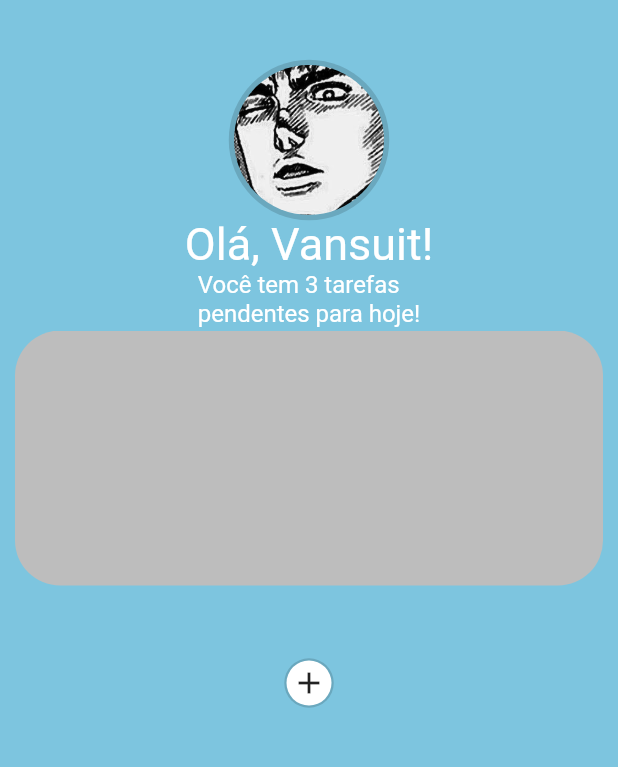
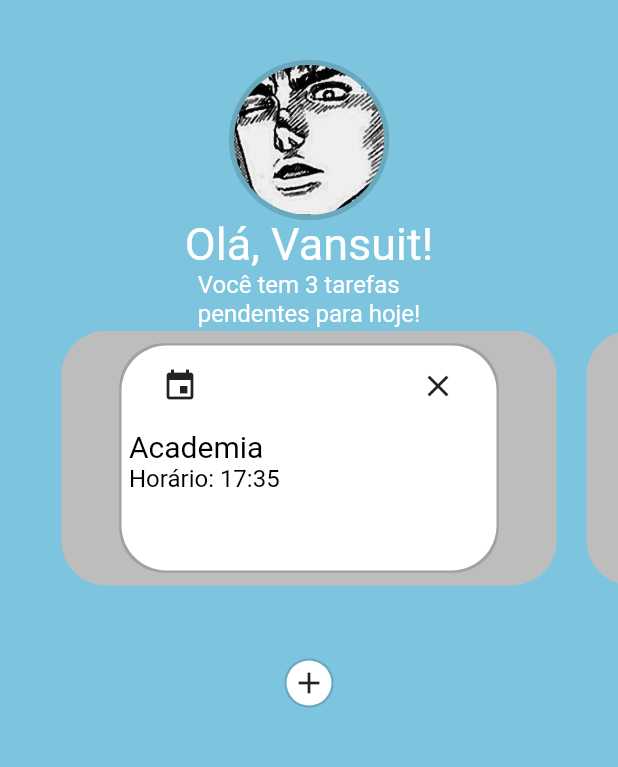
Before and after one commit to vaansuit/todo_app, a Flutter app: the screen it shows after launch, on a phone screen of 412 x 824 dp, the part 70-837 px from its top. Run offline on Flutter 3.47's test engine with Material 2 defaults, Android fonts, the phone set to English and light mode, and no system bars; Roboto replaces fonts that are missing (Poppins).

Commit message:
[style] fixed carrousel bug and added profile picture

```diff
--- a/lib/home/task_page_body.dart
+++ b/lib/home/task_page_body.dart
@@ -1,4 +1,7 @@
 import 'package:flutter/material.dart';
+import 'package:todo_app/widgets/simple_text.dart';
+
+import '../utils/colors.dart';
 
 class TaskPageBody extends StatefulWidget {
   const TaskPageBody({Key? key}) : super(key: key);
@@ -8,11 +11,33 @@ class TaskPageBody extends StatefulWidget {
 }
 
 class _TaskPageBodyState extends State<TaskPageBody> {
+  PageController pageController = PageController(viewportFraction: 0.85);
+  var _currentPageValue = 0.0;
+  double _scaleFactor = 0.8;
+
+  @override
+  void initState() {
+    super.initState();
+    pageController.addListener(() {
+      setState(() {
+        _currentPageValue = pageController.page!;
+      });
+    });
+  }
+
+  //evitando leak memory
+
+  @override
+  void dispose() {
+    pageController.dispose();
+  }
+
   @override
   Widget build(BuildContext context) {
     return Container(
       height: 170,
       child: PageView.builder(
+          controller: pageController,
           itemCount: 3,
           itemBuilder: (context, position) {
             return _buildTaskPageBody(position);
@@ -29,9 +54,83 @@ Widget _buildTaskPageBody(int index) {
       right: 10,
     ),
     decoration: BoxDecoration(
-        borderRadius: BorderRadius.circular(30),
-        color: index.isEven
-            ? Colors.grey[400]
-            : Colors.black), //ternario (if\else)
+        borderRadius: BorderRadius.circular(30), color: Colors.grey[400]),
+    child: Column(
+      mainAxisAlignment: MainAxisAlignment.center,
+      children: [
+        Container(
+          height: 150,
+          width: 250,
+          decoration: BoxDecoration(
+            color: Colors.white,
+            borderRadius: BorderRadius.circular(30),
+            boxShadow: [
+              BoxShadow(
+                color: AppColors.shadowColors,
+                spreadRadius: 1.5,
+              ),
+            ],
+          ),
+          child: Column(
+            children: [
+              Padding(
+                padding: const EdgeInsets.only(
+                  top: 3,
+                  bottom: 5,
+                  left: 15,
+                  right: 15,
+                ),
+                child: Row(
+                  mainAxisAlignment: MainAxisAlignment.spaceBetween,
+                  crossAxisAlignment: CrossAxisAlignment.start,
+                  children: [
+                    IconButton(
+                      onPressed: () {},
+                      icon: Icon(Icons.event),
+                    ),
+                    IconButton(
+                      onPressed: () {},
+                      icon: Icon(Icons.close),
+                    ),
+                  ],
+                ),
+              ),
+              Column(
+                children: [
+                  Padding(
+                    padding: const EdgeInsets.only(left: 5),
+                    child: Row(
+                      children: [
+                        SimpleText(
+                          text: 'Academia',
+                          color: Colors.black,
+                        ),
+                      ],
+                    ),
+                  ),
+                  Padding(
+                    padding: const EdgeInsets.only(left: 5),
+                    child: Row(
+                      children: [
+                        SimpleText(
+                          text: 'Horário: 17:35',
+                          color: Colors.black,
+                          size: 16,
+                        ),
+                      ],
+                    ),
+                  ),
+                  // Container(
+                  //   height: 90,
+                  //   width: 200,
+                  //   color: Colors.black,
+                  // ),
+                ],
+              ),
+            ],
+          ),
+        ),
+      ],
+    ), //ternario (if\else)
   );
 }
--- a/lib/widgets/profile_picture.dart
+++ b/lib/widgets/profile_picture.dart
@@ -30,7 +30,8 @@ class ProfilePicture extends StatelessWidget {
                   color: AppColors.shadowColors,
                   spreadRadius: 3.5,
                 ),
-                ]),
+              ],
+            ),
           ),
         ],
       ),
```
Lines whose indentation alone changed are shown as unchanged.
